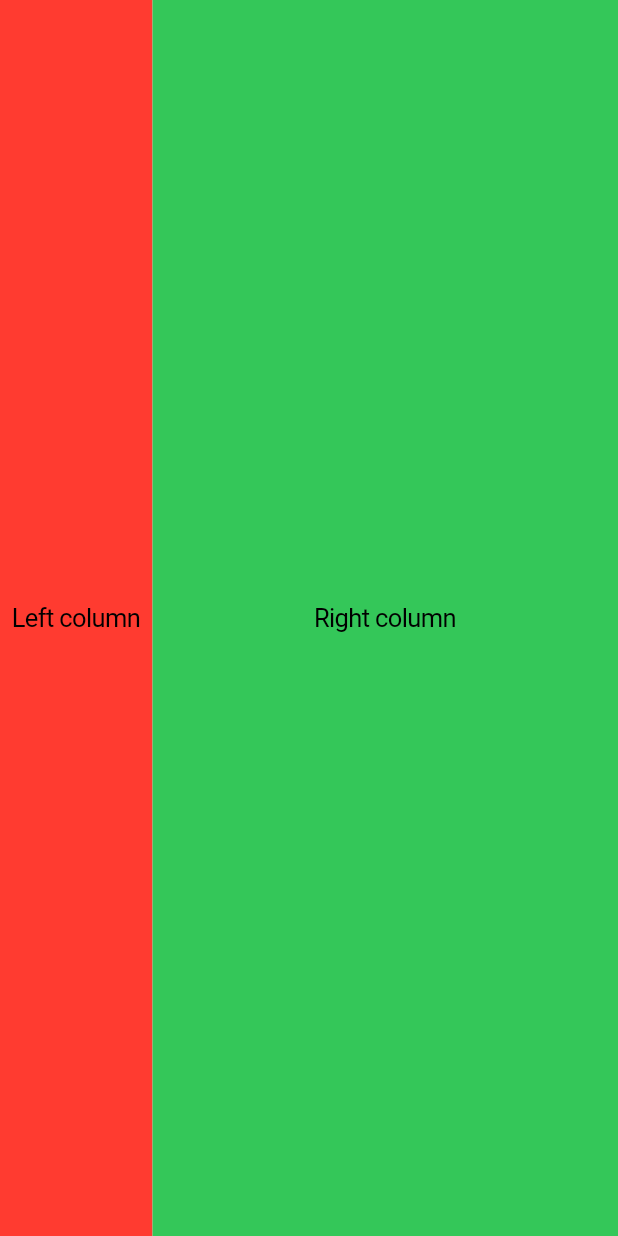
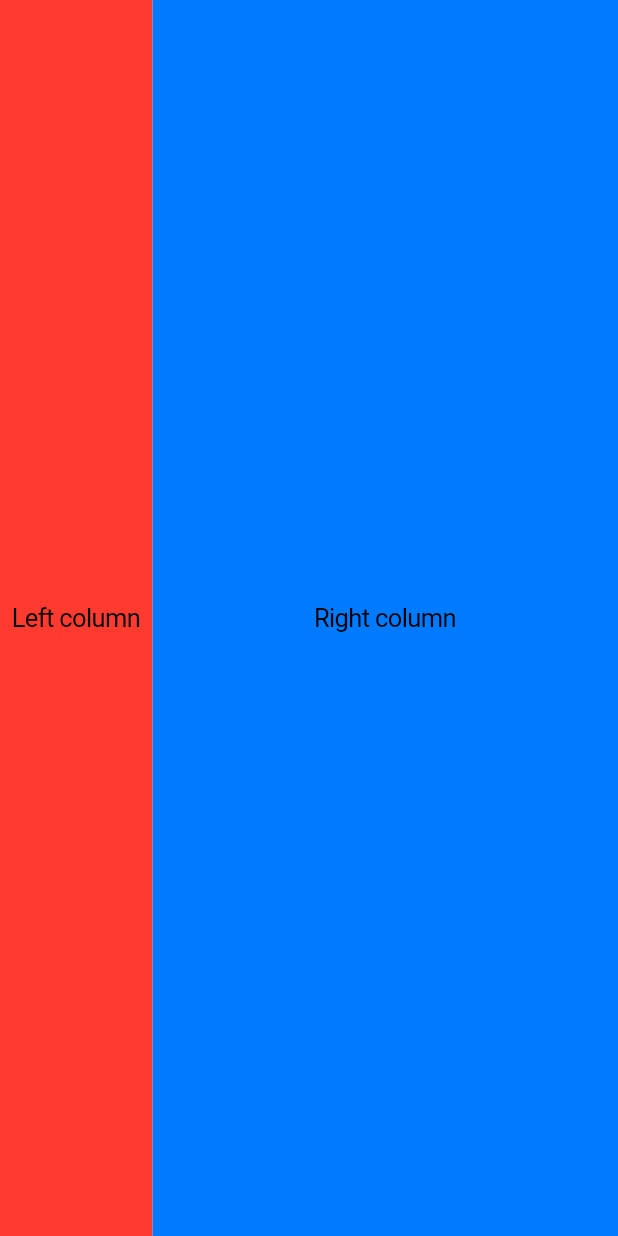
Before and after one commit to SergiiMykhailov/NokNok_Flutter, a Flutter app: the screen it shows after launch, on a phone screen of 412 x 824 dp. Run offline on Flutter 3.47's test engine with Material 2 defaults, Android fonts, the light colour scheme and no system bars.

Commit message:
Files structure was updated

```diff
--- a/lib/Screens/StoreMainScreen.dart
+++ b/lib/Screens/StoreMainScreen/StoreMainScreen.dart
@@ -1,4 +1,4 @@
-import 'package:nok_nok/Screens/StoreMainScreenState.dart';
+import 'package:nok_nok/Screens/StoreMainScreen/StoreMainScreenState.dart';
 
 import 'package:flutter/cupertino.dart';
 
--- a/lib/Screens/StoreMainScreenState.dart
+++ b/lib/Screens/StoreMainScreen/StoreMainScreenState.dart
@@ -1,4 +1,4 @@
-import 'StoreMainScreen.dart';
+import 'package:nok_nok/Screens/StoreMainScreen/StoreMainScreen.dart';
 
 import 'package:flutter/cupertino.dart';
 import 'package:flutter/widgets.dart';
@@ -21,7 +21,7 @@ class StoreMainScreenState extends State<StoreMainScreen> {
             Expanded(
               child:
                 Container(
-                  color: CupertinoColors.activeGreen,
+                  color: CupertinoColors.activeBlue,
                   padding: EdgeInsets.only(left: 8, right: 8),
                   child:
                     Center(
--- a/lib/main.dart
+++ b/lib/main.dart
@@ -1,5 +1,5 @@
 import 'package:flutter/cupertino.dart';
-import 'package:nok_nok/Screens/StoreMainScreen.dart';
+import 'package:nok_nok/Screens/StoreMainScreen/StoreMainScreen.dart';
 
 void main() => runApp(NokNokApp());
 
```
